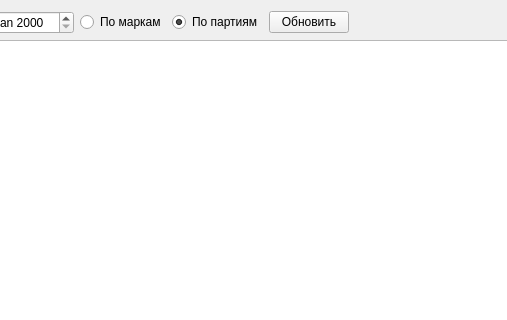
Before: the Qt Designer form formreportpodt.ui in Sergeyego/wire_pr, drawn with Qt 5; both pictures show x 170 to 677 and y 0 to 320 of the 966 by 721 pixel window.
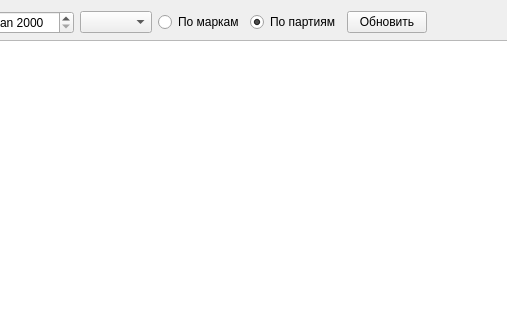
After: the same form once the commit is applied. Custom widgets are drawn as their Qt base class.

```diff
--- a/formreportpodt.ui
+++ b/formreportpodt.ui
@@ -36,6 +36,9 @@
      <item>
       <widget class="DateEdit" name="dateEditEnd"/>
      </item>
+     <item>
+      <widget class="QComboBox" name="comboBoxType"/>
+     </item>
      <item>
       <widget class="QRadioButton" name="radioButtonMark">
        <property name="text">
```
